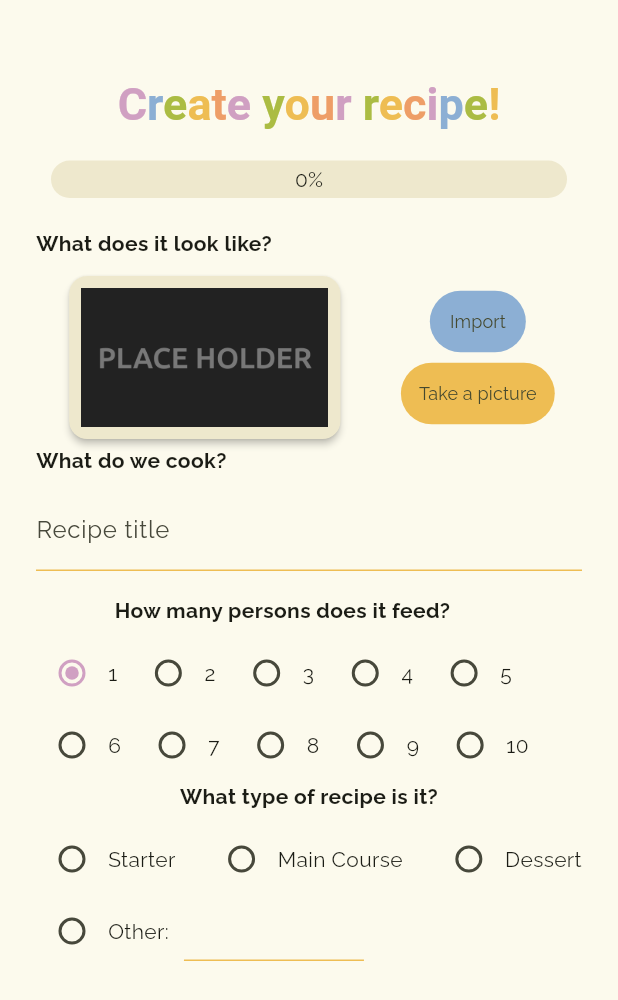
After one commit to Vjonquiere/KeskonMange, a Flutter app: the NewRecipePage screen opened directly, on a phone screen of 412 x 824 dp. The commit adds this screen. Shown: the top 1000 px of the screen. Run offline on Flutter 3.47's test engine with Material 3 defaults, Android fonts, the phone set to English and light mode, and no system bars; drawn by our look-alikes of percent_indicator; our stand-ins replace flutter_secure_storage, flutter_svg; accounts and stored records are empty.

Commit message:
new recipe page start

```diff
--- a/client/lib/custom_widgets/custom_buttons.dart
+++ b/client/lib/custom_widgets/custom_buttons.dart
@@ -8,12 +8,14 @@ class CustomButton extends StatelessWidget {
   final VoidCallback onPressed;
   final Color color;
   final double scaleSize;
+  final int fontSize;
 
   const CustomButton({
     required this.text,
     required this.onPressed,
     this.color = AppColors.green,
     this.scaleSize = 0.5,
+    this.fontSize = 12,
     super.key,
   });
 
@@ -42,7 +44,7 @@ class CustomButton extends StatelessWidget {
       child: Text(
         text,
         textAlign: TextAlign.center,
-        style: const TextStyle(fontSize: 16),
+        style: const TextStyle(fontSize: 12),
       ),
     );
   }
--- a/client/lib/pages/my_creations_page.dart
+++ b/client/lib/pages/my_creations_page.dart
@@ -7,6 +7,7 @@ import '../custom_widgets/custom_buttons.dart';
 import '../utils/app_icons.dart';
 import 'home_page.dart';
 import 'new_book_page.dart';
+import 'new_recipe_page.dart';
 
 class MyCreationsPage extends StatefulWidget {
   @override
@@ -34,15 +35,15 @@ class _MyCreationsPageState extends State<MyCreationsPage> {
         ),
         body: TabBarView(
           children: [
-            recipeBooks(),
-            Icon(Icons.directions_transit),
+            recipeBooksTab(),
+            recipesTab(),
           ],
         ),
       ),
     );
   }
 
-  Widget recipeBooks() {
+  Widget recipeBooksTab() {
     return Column(
       children: [
         const SizedBox(height: 10.0),
@@ -130,4 +131,20 @@ class _MyCreationsPageState extends State<MyCreationsPage> {
       ],
     );
   }
+
+  Widget recipesTab() {
+    return Column(
+      children: [
+        const SizedBox(height: 10.0),
+        CustomButton(
+          text: "add",
+          onPressed: () {
+            Navigator.of(context)
+                .push(MaterialPageRoute(builder: (context) => NewRecipePage()));
+          },
+          scaleSize: 0.75,
+        ),
+      ],
+    );
+  }
 }
--- a/client/lib/pages/new_book_page.dart
+++ b/client/lib/pages/new_book_page.dart
@@ -22,7 +22,7 @@ class _NewBookPageState extends State<NewBookPage> {
           const Placeholder(color: AppColors.green),
           CustomButton(
             onPressed: () {
-              Navigator.of(context).push(
+              Navigator.of(context).pop(
                   MaterialPageRoute(builder: (context) => MyCreationsPage()));
             },
             text: 'back',
--- /dev/null
+++ b/client/lib/pages/new_recipe_page.dart
@@ -0,0 +1,354 @@
+import 'package:client/utils/app_colors.dart';
+import 'package:flutter/material.dart';
+import 'package:flutter_secure_storage/flutter_secure_storage.dart';
+import 'package:percent_indicator/linear_percent_indicator.dart';
+
+import '../custom_widgets/colorful_text_builder.dart';
+import '../custom_widgets/custom_buttons.dart';
+import '../utils/app_icons.dart';
+import 'home_page.dart';
+import 'my_creations_page.dart';
+
+class NewRecipePage extends StatefulWidget {
+  @override
+  State<NewRecipePage> createState() => _NewRecipePageState();
+}
+
+class _NewRecipePageState extends State<NewRecipePage> {
+  final _recipeNameController = TextEditingController();
+  final _typeOfRecipeController = TextEditingController();
+  final _postcodeController = TextEditingController();
+  final storage = const FlutterSecureStorage();
+
+  ListView element = ListView();
+  var stateValue = 0.0;
+  var step = 0;
+  var nbSteps = 5;
+  var signupFinalized = false;
+
+  var _portions = 1;
+  var _typeOfMeal = "";
+  var _sweet = 0;
+  var _salty = 0;
+
+  void nextStep() {
+    setState(() {
+      step += 1;
+    });
+  }
+
+  void previousStep() {
+    setState(() {
+      step -= 1;
+    });
+  }
+
+  double oneStep() {
+    return 1 / nbSteps;
+  }
+
+  @override
+  Widget build(BuildContext context) {
+    Widget content;
+
+    // Use a switch statement to determine which widget to display
+    switch (step) {
+      case 0:
+        content = createRecipeStep(context);
+        break;
+      case 1:
+        content = addIngredientsStep(context);
+        break;
+      case 2:
+        content = quantitiesStep(context);
+        break;
+      case 3:
+        content = cookingStep(context);
+        break;
+      case 4:
+        content = recapStep(context);
+        break;
+      default:
+        content = const Center(child: Text("No more steps"));
+    }
+
+    return Scaffold(
+      resizeToAvoidBottomInset: true,
+      body: SafeArea(
+        child: ListView(
+          padding: const EdgeInsets.symmetric(horizontal: 24.0),
+          children: <Widget>[
+            const SizedBox(height: 20.0),
+            Column(
+              children: <Widget>[
+                const SizedBox(height: 16.0),
+                ColorfulTextBuilder("Create your recipe!", 30, true)
+                    .getWidget(),
+              ],
+            ),
+            const SizedBox(height: 20.0),
+            LinearPercentIndicator(
+              percent: stateValue,
+              lineHeight: 25,
+              backgroundColor: AppColors.beige,
+              progressColor: AppColors.kaki,
+              barRadius: const Radius.circular(25.0),
+              center: Text("${(stateValue * 100).round()}%"),
+              animation: true,
+              animationDuration: 1000,
+              animateFromLastPercent: true,
+              onAnimationEnd: () {
+                if (signupFinalized) {
+                  Navigator.of(context).push(MaterialPageRoute(
+                      builder: (context) => MyCreationsPage()));
+                }
+              },
+            ),
+            const SizedBox(height: 20),
+            content,
+            const SizedBox(height: 12.0),
+          ],
+        ),
+      ),
+    );
+  }
+
+  Widget createRecipeStep(BuildContext context) {
+    return Column(
+      mainAxisAlignment: MainAxisAlignment.start,
+      children: [
+        addRecipePicture(),
+        recipeInfo(),
+      ],
+    );
+  }
+
+  Widget addIngredientsStep(BuildContext context) {
+    return Column();
+  }
+
+  Widget quantitiesStep(BuildContext context) {
+    return Column();
+  }
+
+  Widget cookingStep(BuildContext context) {
+    return Column();
+  }
+
+  Widget recapStep(BuildContext context) {
+    return Column();
+  }
+
+  Widget addRecipePicture() {
+    double screenWidth = MediaQuery.of(context).size.width;
+    double imageWidth = screenWidth * 0.4;
+    return Column(
+      crossAxisAlignment: CrossAxisAlignment.start,
+      children: [
+        questionText("What does it look like?"),
+        Row(
+          mainAxisAlignment: MainAxisAlignment.spaceAround,
+          children: [
+            Card.filled(
+              color: AppColors.beige,
+              elevation: 2,
+              child: Padding(
+                padding: const EdgeInsets.all(8.0),
+                child: Image(
+                  image: AssetImage(AppIcons.getIcon("placeholder")),
+                  width: imageWidth,
+                ),
+              ),
+            ),
+            Column(
+              children: [
+                CustomButton(
+                    text: "Import", onPressed: () {}, color: AppColors.blue),
+                CustomButton(
+                    text: "Take a picture",
+                    onPressed: () {},
+                    color: AppColors.yellow),
+              ],
+            ),
+          ],
+        )
+      ],
+    );
+  }
+
+  Padding questionText(String text) {
+    return Padding(
+      padding: const EdgeInsets.only(bottom: 8.0),
+      child: Text(
+        text,
+        style: const TextStyle(
+          fontWeight: FontWeight.bold,
+          fontSize: 14,
+        ),
+        textAlign: TextAlign.left,
+      ),
+    );
+  }
+
+  Widget recipeInfo() {
+    return Column(
+      crossAxisAlignment: CrossAxisAlignment.start,
+      children: [
+        questionText("What do we cook?"),
+        userTextInput("Recipe title", _recipeNameController),
+        const SizedBox(height: 16), // Add spacing
+        nbOfPplFed(),
+        kindOfRecipe(),
+      ],
+    );
+  }
+
+  Widget nbOfPplFed() {
+    return Column(
+      children: [
+        questionText("How many persons does it feed?"),
+        Wrap(
+          spacing: 10.0, // Space between radio buttons
+          children: List.generate(10, (index) {
+            int value = index + 1;
+            return Row(
+              mainAxisSize: MainAxisSize.min,
+              children: [
+                Radio<int>(
+                  value: value,
+                  groupValue: _portions,
+                  activeColor: AppColors.pink,
+                  onChanged: (int? newValue) {
+                    if (newValue != null) {
+                      setState(() {
+                        _portions = newValue;
+                      });
+                    }
+                  },
+                ),
+                Text(value.toString()),
+              ],
+            );
+          }),
+        ),
+      ],
+    );
+  }
+
+  Widget kindOfRecipe() {
+    return Column(
+      children: [
+        questionText("What type of recipe is it?"),
+        Wrap(
+          spacing: 20.0, // Space between radio buttons
+          children: [
+            Row(
+              mainAxisSize: MainAxisSize.min,
+              children: [
+                Radio<String>(
+                  value: "Starter",
+                  groupValue: _typeOfMeal,
+                  activeColor: AppColors.pink,
+                  onChanged: (String? newValue) {
+                    setState(() {
+                      _typeOfMeal = newValue!;
+                    });
+                  },
+                ),
+                const Text("Starter"),
+              ],
+            ),
+            Row(
+              mainAxisSize: MainAxisSize.min,
+              children: [
+                Radio<String>(
+                  value: "Main Course",
+                  groupValue: _typeOfMeal,
+                  activeColor: AppColors.pink,
+                  onChanged: (String? newValue) {
+                    setState(() {
+                      _typeOfMeal = newValue!;
+                    });
+                  },
+                ),
+                const Text("Main Course"),
+              ],
+            ),
+            Row(
+              mainAxisSize: MainAxisSize.min,
+              children: [
+                Radio<String>(
+                  value: "Dessert",
+                  groupValue: _typeOfMeal,
+                  activeColor: AppColors.pink,
+                  onChanged: (String? newValue) {
+                    setState(() {
+                      _typeOfMeal = newValue!;
+                    });
+                  },
+                ),
+                const Text("Dessert"),
+              ],
+            ),
+            Row(
+              mainAxisSize: MainAxisSize.min,
+              children: [
+                Radio<String>(
+                  value: "Other",
+                  groupValue: _typeOfMeal,
+                  activeColor: AppColors.pink,
+                  onChanged: (String? newValue) {
+                    setState(() {
+                      _typeOfMeal = newValue!;
+                    });
+                  },
+                ),
+                const Text("Other:"),
+                const SizedBox(width: 10), // Space between radio and input
+                SizedBox(
+                  width: 120, // Adjust width for input
+                  child: TextField(
+                    decoration: const InputDecoration(
+                      isDense: true,
+                      contentPadding: EdgeInsets.symmetric(vertical: 8.0),
+                      enabledBorder: UnderlineInputBorder(
+                        borderSide: BorderSide(
+                            color: AppColors.yellow), // Yellow underline
+                      ),
+                      focusedBorder: UnderlineInputBorder(
+                        borderSide: BorderSide(
+                            color: AppColors.pink), // Orange when focused
+                      ),
+                    ),
+                    onChanged: (value) {
+                      setState(() {
+                        _typeOfMeal = value;
+                      });
+                    },
+                  ),
+                ),
+              ],
+            ),
+          ],
+        ),
+      ],
+    );
+  }
+
+  TextField userTextInput(String input, TextEditingController controller) {
+    return TextField(
+      controller: controller,
+      decoration: InputDecoration(
+        labelText: input,
+        isDense: true,
+        contentPadding: const EdgeInsets.symmetric(vertical: 8.0),
+        enabledBorder: const UnderlineInputBorder(
+          borderSide: BorderSide(color: AppColors.yellow), // Yellow underline
+        ),
+        focusedBorder: const UnderlineInputBorder(
+          borderSide: BorderSide(color: AppColors.pink), // Orange when focused
+        ),
+      ),
+    );
+  }
+}
```
